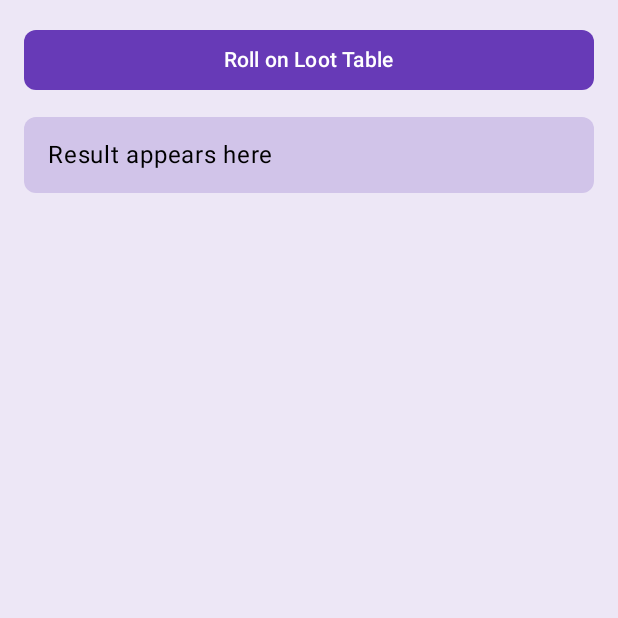
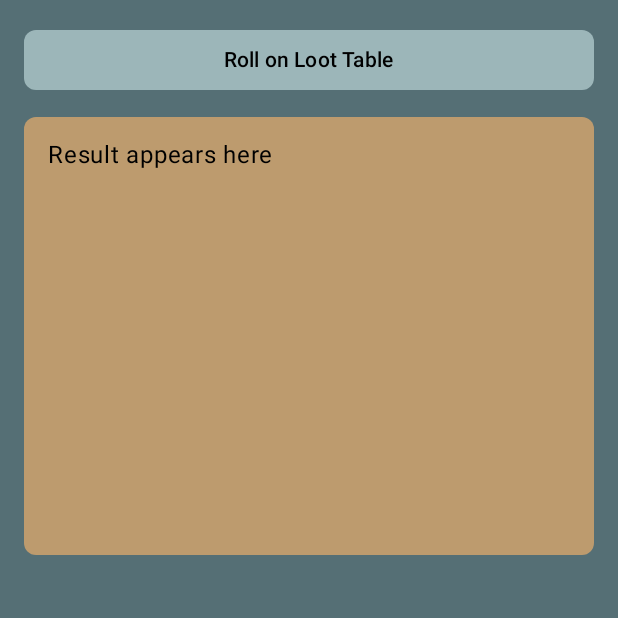
Before and after one commit to erickveil/MVITableRoller, an Android app built with Jetpack Compose: the screen it shows after launch (MainActivity), on a phone screen of 412 x 824 dp, the top half of it. Run offline under Robolectric (Android 15) with nearby library versions, the phone set to English and light mode, and no system bars.

Commit message:
Minimum size for the result box

```diff
--- a/app/src/main/java/net/erickveil/mvi_table_roller/ui/theme/Color.kt
+++ b/app/src/main/java/net/erickveil/mvi_table_roller/ui/theme/Color.kt
@@ -9,3 +9,9 @@ val Pink80 = Color(0xFFEFB8C8)
 val Purple40 = Color(0xFF6650a4)
 val PurpleGrey40 = Color(0xFF625b71)
 val Pink40 = Color(0xFF7D5260)
+
+val pageBGColor = Color(0xff556f75)
+val buttonColor = Color(0xff9cb6b9)
+val descriptoinBGColor = Color(0xffbd9b6e)
+val textColor = Color.Black
+val buttonTextColor = textColor
--- a/app/src/main/java/net/erickveil/mvi_table_roller/ui/view/LootTableView.kt
+++ b/app/src/main/java/net/erickveil/mvi_table_roller/ui/view/LootTableView.kt
@@ -5,6 +5,7 @@ import androidx.compose.foundation.layout.Arrangement
 import androidx.compose.foundation.layout.Box
 import androidx.compose.foundation.layout.Column
 import androidx.compose.foundation.layout.fillMaxWidth
+import androidx.compose.foundation.layout.heightIn
 import androidx.compose.foundation.layout.padding
 import androidx.compose.foundation.shape.RoundedCornerShape
 import androidx.compose.material3.Button
@@ -17,13 +18,17 @@ import androidx.compose.ui.Modifier
 import androidx.compose.ui.graphics.Color
 import androidx.compose.ui.tooling.preview.Preview
 import androidx.compose.ui.unit.dp
+import net.erickveil.mvi_table_roller.ui.theme.buttonColor
+import net.erickveil.mvi_table_roller.ui.theme.buttonTextColor
+import net.erickveil.mvi_table_roller.ui.theme.descriptoinBGColor
+import net.erickveil.mvi_table_roller.ui.theme.pageBGColor
 
 @Composable
 fun LootTableUIEnhanced(onRollTable: () -> Unit, resultText: String = "Result appears here") {
     // Screen background color
     Box(modifier = Modifier
         .fillMaxWidth()
-        .background(Color(0xFFEDE7F6))) {
+        .background(pageBGColor)) {
         Column(
             modifier = Modifier.padding(16.dp),
             verticalArrangement = Arrangement.spacedBy(10.dp)
@@ -33,18 +38,19 @@ fun LootTableUIEnhanced(onRollTable: () -> Unit, resultText: String = "Result ap
                 onClick = onRollTable,
                 modifier = Modifier.fillMaxWidth(),
                 shape = RoundedCornerShape(8.dp),
-                colors = ButtonDefaults.buttonColors(Color(0xFF673AB7))
+                colors = ButtonDefaults.buttonColors(buttonColor)
             ) {
-                Text("Roll on Loot Table", color = Color.White)
+                Text("Roll on Loot Table", color = buttonTextColor)
             }
 
             // Result text within a rounded corner rectangle
             Surface(
                 modifier = Modifier
                     .fillMaxWidth()
+                    .heightIn( min = 300.dp)
                     .padding(vertical = 4.dp),
                 shape = RoundedCornerShape(8.dp),
-                color = Color(0xFFD1C4E9)
+                color = descriptoinBGColor
             ) {
                 Text(
                     text = resultText,
```
